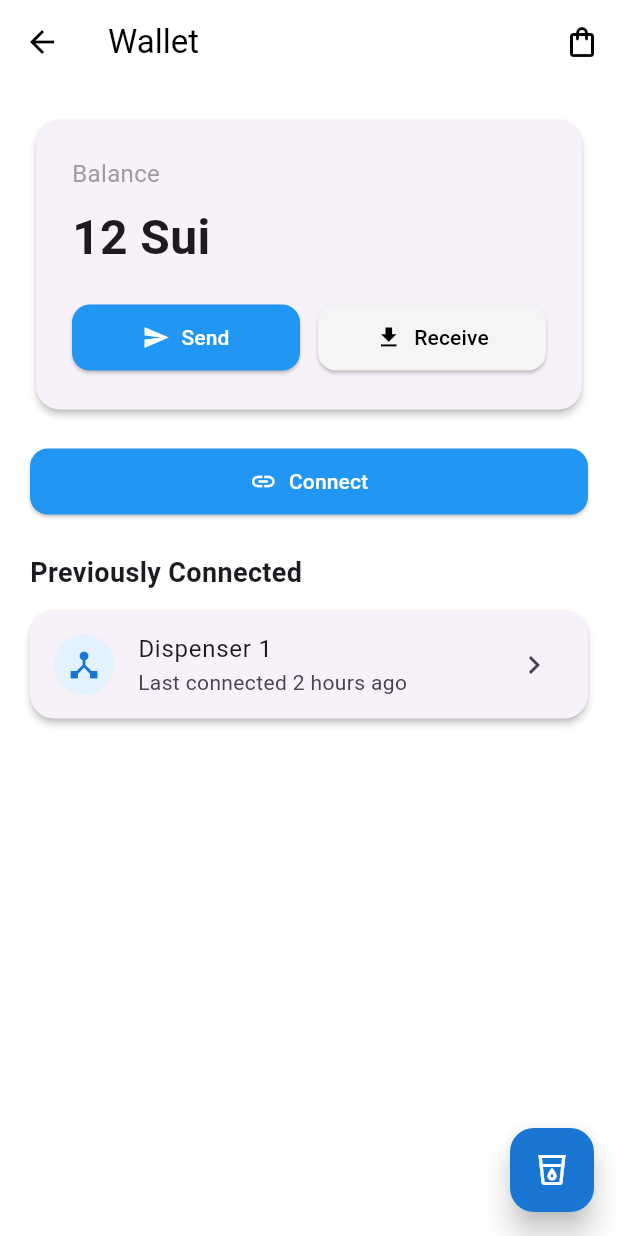
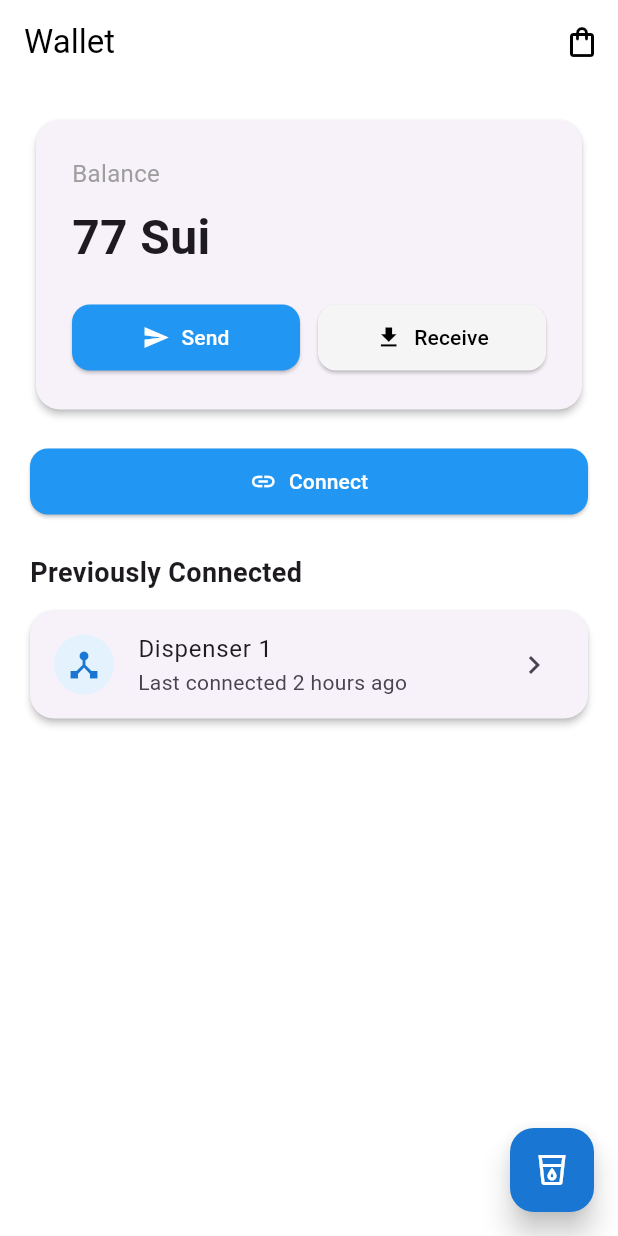
Before and after one commit to AiandioIfidon/Sui_App, a Flutter app: the DashboardScreen screen opened directly, after a tap on "Receive", on a phone screen of 412 x 824 dp. Run offline on Flutter 3.47's test engine with Material 3 defaults, Android fonts, the phone set to English and light mode, and no system bars; our stand-ins replace flutter_secure_storage, local_auth, permission_handler; missing offline and left inert: flutter_reactive_ble, sui; accounts and stored records are empty.

Commit message:
Adding wallet but not displaying balance yet

```diff
--- /dev/null
+++ b/devtools_options.yaml
@@ -0,0 +1,3 @@
+description: This file stores settings for Dart & Flutter DevTools.
+documentation: https://docs.flutter.dev/tools/devtools/extensions#configure-extension-enablement-states
+extensions:
--- a/lib/main.dart
+++ b/lib/main.dart
@@ -1,7 +1,7 @@
 import 'package:flutter/material.dart';
-import 'screens/sui_account_screen.dart';
+// import 'screens/sui_account_screen.dart';
 
-// import '/screens/dashboard_screen.dart';
+import '/screens/dashboard_screen.dart';
 import '/screens/dispense_screen.dart';
 import '/screens/ble_chat_screen.dart';
 import 'screens/send_screen.dart';
@@ -47,7 +47,7 @@ class CryptoWaterApp extends StatelessWidget {
           ),
         ),
       ),
-      home: const CreateAccountTab(),
+      home: const DashboardScreen(),
       onGenerateRoute: (settings) {
         switch (settings.name) {
           case '/send':
--- a/lib/screens/dashboard_screen.dart
+++ b/lib/screens/dashboard_screen.dart
@@ -1,5 +1,5 @@
 import 'package:flutter/material.dart';
-
+import '../services/sui_wallet_service.dart';
 
 class DashboardScreen extends StatefulWidget {
   const DashboardScreen({super.key});
@@ -8,6 +8,28 @@ class DashboardScreen extends StatefulWidget {
 }
 
 class _Dashboard extends State<DashboardScreen> {
+
+  final SuiWalletService suiWallet = SuiWalletService();
+
+  int _suiBalance = 77; // 77 mean function don't change value and 777 means checking value failed
+
+  @override
+  void initState() {
+    super.initState();
+    loadWallet();
+  }
+
+  Future<void> loadWallet() async {
+    final int balance = await suiWallet.getAccountBalance();
+    setState(() {
+      _suiBalance = balance;
+    });
+  }
+
+  Future<void> requestFaucet() async {
+    await suiWallet.requestFaucetDev();
+    await loadWallet();
+  }
 
   @override
   Widget build(BuildContext context) {
@@ -41,8 +63,8 @@ class _Dashboard extends State<DashboardScreen> {
                       ),
                     ),
                     const SizedBox(height: 8),
-                    const Text(
-                      '12 Sui',
+                    Text(
+                      '$_suiBalance Sui',
                       style: TextStyle(
                         fontSize: 32,
                         fontWeight: FontWeight.bold,
@@ -61,7 +83,7 @@ class _Dashboard extends State<DashboardScreen> {
                         const SizedBox(width: 12),
                         Expanded(
                           child: ElevatedButton.icon(
-                            onPressed: () {},
+                            onPressed: () => requestFaucet(),
                             icon: const Icon(Icons.download),
                             label: const Text('Receive'),
                             style: ElevatedButton.styleFrom(
--- a/lib/screens/dispense_screen.dart
+++ b/lib/screens/dispense_screen.dart
@@ -1,6 +1,6 @@
 import 'package:flutter/material.dart';
 
-import '../services/wallet_service.dart';
+import '../services/cups_wallet_service.dart';
 
 class DispenseScreen extends StatefulWidget{
   const DispenseScreen({super.key});
--- a/lib/screens/sui_account_screen.dart
+++ b/lib/screens/sui_account_screen.dart
@@ -28,7 +28,7 @@ class _CreateAccountTabState extends State<CreateAccountTab> {
     final privKey = account.privateKey();
     final addr = account.getAddress();
 
-    await storage.write(key: 'sui_private_key', value: '$privKey');
+    await storage.write(key: 'sui_private_key', value: privKey);
     await storage.write(key: 'sui_address', value: addr);
 
     setState(() {
--- /dev/null
+++ b/lib/services/sui_credential_service.dart
@@ -0,0 +1,14 @@
+import '../providers/secure_storage_provider.dart';
+
+class SuiCredentialService {
+
+  Future<String> getWalletAddress() async {
+    final String address = await storage.read(key: 'sui_address') ?? '';
+    return address;
+  }
+
+  Future<String> getWalletPrivateKey() async {
+    final String key = await storage.read(key: 'sui_private_key') ?? '';
+    return key;
+  }
+}
--- /dev/null
+++ b/lib/services/sui_wallet_service.dart
@@ -0,0 +1,67 @@
+import 'package:flutter/material.dart';
+import 'package:sui/sui.dart';
+
+import 'sui_credential_service.dart';
+
+class SuiWalletService { // will make the address and private key the constructors later
+
+  final SuiCredentialService suiCredentials = SuiCredentialService();
+
+  final testnetClient = SuiClient(SuiUrls.testnet);
+
+  final faucet = FaucetClient(SuiUrls.faucetTest);
+
+  Future<void> requestFaucetDev() async {
+    final String address = await suiCredentials.getWalletAddress();
+    if(address.isEmpty) {
+      debugPrint('Address is null');
+      return;
+    }
+    try {
+      await faucet.requestSuiFromFaucetV1(address);
+    } catch(e) {
+      debugPrint('$e');
+    }
+    await Future.delayed(const Duration(seconds: 5));
+  }
+
+  Future<int> getAccountBalance() async {
+    final String address = await suiCredentials.getWalletAddress();
+
+    final PaginatedObjectsResponse response = await testnetClient.getOwnedObjects(
+          address,
+          options: SuiObjectDataOptions(showContent: true),
+        );
+
+    for (final objResp in response.data) {
+      final fields = getObjectFields(objResp);
+
+      if (fields is Map && fields.containsKey('balance')) {
+        final dynamic balance = fields['balance'];
+
+        // Ensure balance is an int
+        if (balance is int) {
+          return balance;
+        } else if (balance is String) {
+          return int.tryParse(balance) ?? 777;
+        }
+      }
+    }
+
+    // Return fallback value if no balance is found
+    return 777;
+  }
+
+  // Future<int> getAccountBalance() async {
+  //   final String address = await suiCredentials.getWalletAddress();
+  //   final PaginatedObjectsResponse response = await devnetClient.getOwnedObjects(address,
+  //   options: SuiObjectDataOptions(showContent: true));
+
+  //   for (final objResp in response.data) {
+  //     final fields = getObjectFields(objResp);
+  //     final balance = fields['balance'];
+  //     return balance;
+  //   }
+  //   return 777;// this is the value when it can't check
+  // }
+}
```
Also changed, not shown: lib/providers/wallet_provider.dart (deleted), lib/services/cups_wallet_service.dart (renamed from lib/services/wallet_service.dart).
